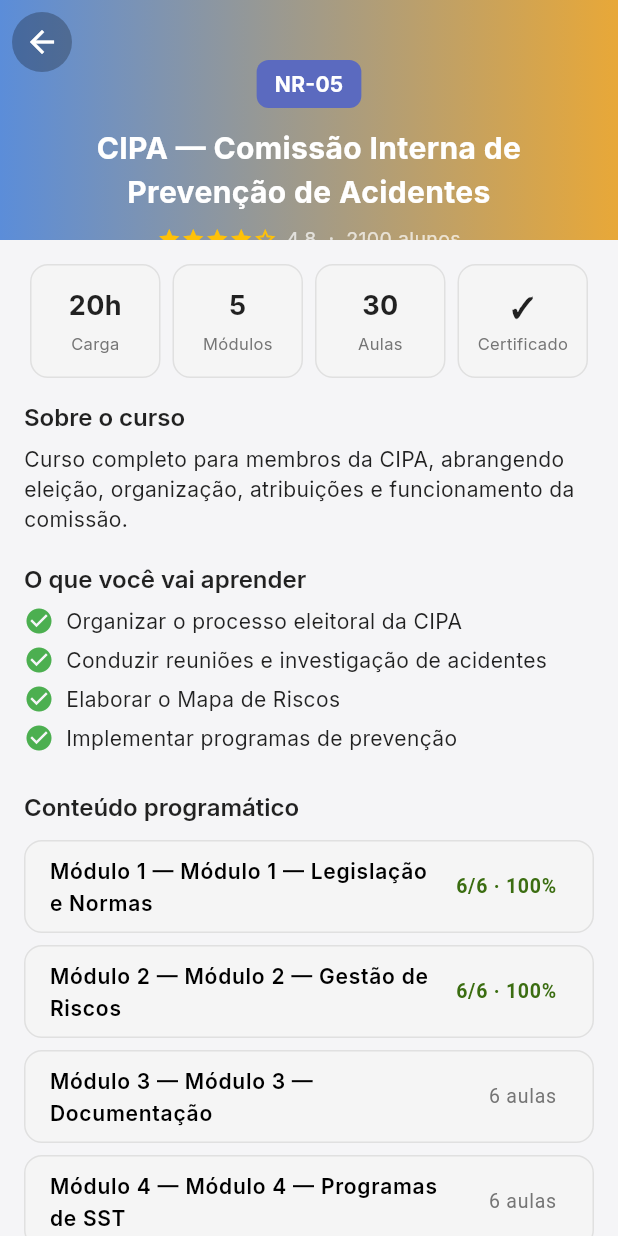
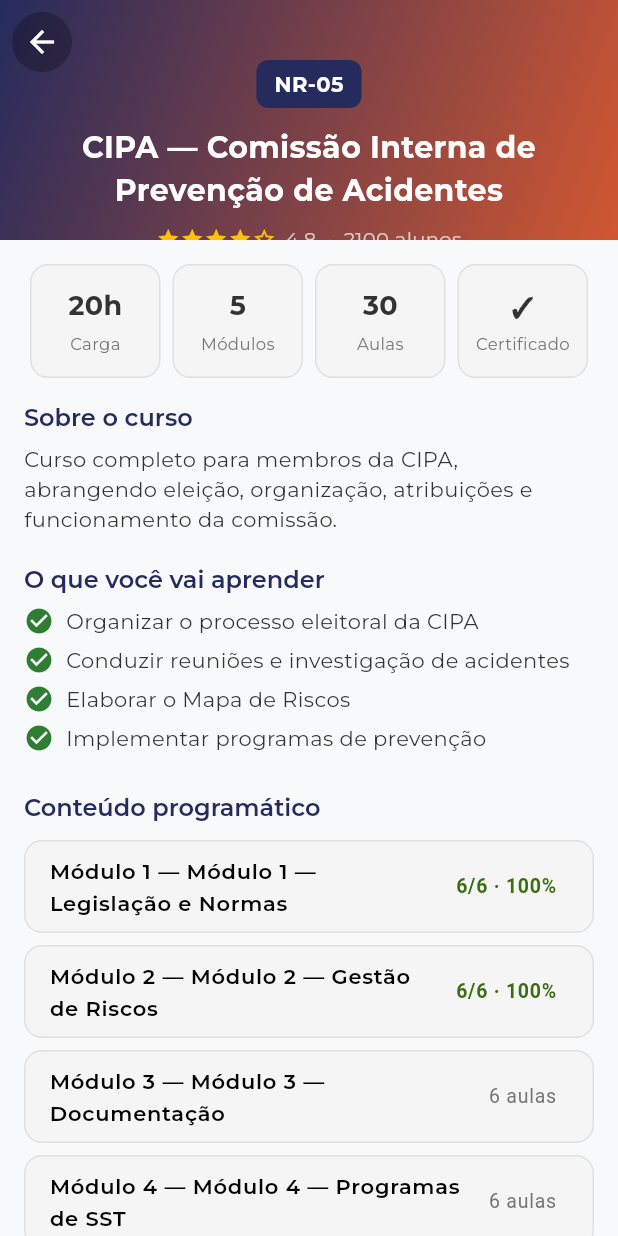
Before and after one commit to VictorPombo/CrpApp, a Flutter app: the screen it shows after launch, after a tap on the "wb sunny" icon, after a tap on "NR-05", on a phone screen of 412 x 824 dp. Run offline on Flutter 3.47's test engine with Material 3 defaults, Android fonts, the phone set to English and light mode, and no system bars; our stand-ins replace go_router, google_fonts, pdf, printing, qr_flutter, shared_preferences.

Commit message:
feat: identidade visual CRP Engenharia — polimento UI profissional
- Theme: paleta oficial CRP (#262B5D azul marinho, #D15731 laranja)
- Font: Montserrat substituindo Inter (Google Fonts)
- Splash: logo real phoenix CRP + gradient azul + loading bar laranja
- Branding: favicon oficial, manifest, title 'Cursos CRP Engenharia'
- AppLayout helper: ConstrainedBox 1200px para desktop consistency
- Dark theme: tons azul marinho coerentes com a marca
- Gradients: azul→laranja em headers e cards de curso

```diff
--- a/lib/core/theme/app_theme.dart
+++ b/lib/core/theme/app_theme.dart
@@ -2,45 +2,93 @@ import 'package:flutter/material.dart';
 import 'package:google_fonts/google_fonts.dart';
 
 /// Design System — CRP Cursos
-/// Cores, tipografia e tokens visuais do aplicativo.
+/// Identidade visual oficial da CRP Engenharia e Medicina do Trabalho.
+/// Paleta extraída de https://www.crpengenharia.com/
 class AppColors {
-  // Brand
-  static const primary = Color(0xFF5B6ABF);
-  static const primaryLight = Color(0xFF7C8AE0);
-  static const primaryDark = Color(0xFF3F4D9E);
-  static const secondary = Color(0xFFE8A838);
-  static const secondaryLight = Color(0xFFF0C060);
-  static const secondaryDark = Color(0xFFD09020);
+  // ═══════════════════════════════════════
+  // BRAND — CRP Engenharia
+  // ═══════════════════════════════════════
+  static const primary = Color(0xFF262B5D);       // Azul marinho (headings, nav)
+  static const primaryLight = Color(0xFF3A4080);   // Azul marinho claro
+  static const primaryDark = Color(0xFF1A1E42);    // Azul marinho escuro
+  static const secondary = Color(0xFFD15731);      // Laranja CRP (CTAs, destaques)
+  static const secondaryLight = Color(0xFFDF6B4A); // Laranja claro
+  static const secondaryDark = Color(0xFFB5421F);  // Laranja escuro
+  static const accent = Color(0xFFDF4F27);         // Laranja vibrante (hover)
 
-  // Semantic
-  static const success = Color(0xFF4CAF50);
-  static const error = Color(0xFFD32F2F);
-  static const warning = Color(0xFFFFA726);
-  static const info = Color(0xFF29B6F6);
+  // ═══════════════════════════════════════
+  // SEMANTIC
+  // ═══════════════════════════════════════
+  static const success = Color(0xFF2E7D32);
+  static const error = Color(0xFFC62828);
+  static const warning = Color(0xFFF57C00);
+  static const info = Color(0xFF1565C0);
 
   // Status badges
-  static const badgeEmAndamento = Color(0xFF4CAF50);
-  static const badgeConcluido = Color(0xFF2196F3);
-  static const badgeNaoIniciado = Color(0xFFE53935);
+  static const badgeEmAndamento = Color(0xFF2E7D32);
+  static const badgeConcluido = Color(0xFF1565C0);
+  static const badgeNaoIniciado = Color(0xFFD15731);
 
-  // Dark theme
-  static const darkBg = Color(0xFF0F0F0F);
-  static const darkSurface = Color(0xFF1A1A1A);
-  static const darkCard = Color(0xFF222222);
-  static const darkDivider = Color(0xFF333333);
+  // ═══════════════════════════════════════
+  // DARK THEME
+  // ═══════════════════════════════════════
+  static const darkBg = Color(0xFF0D0F1A);
+  static const darkSurface = Color(0xFF151828);
+  static const darkCard = Color(0xFF1C2035);
+  static const darkDivider = Color(0xFF2A2E45);
 
-  // Light theme
-  static const lightBg = Color(0xFFF5F5F7);
+  // ═══════════════════════════════════════
+  // LIGHT THEME
+  // ═══════════════════════════════════════
+  static const lightBg = Color(0xFFF8F9FA);
   static const lightSurface = Color(0xFFFFFFFF);
   static const lightCard = Color(0xFFFFFFFF);
+  static const lightDivider = Color(0xFFE8E8E8);
 
-  // Gradient (brand header)
-  static const gradientStart = Color(0xFF5B8DD9);
-  static const gradientEnd = Color(0xFFE8A838);
+  // Text colors
+  static const textDark = Color(0xFF262B5D);      // Headings (azul marinho)
+  static const textBody = Color(0xFF333333);       // Body text
+  static const textMuted = Color(0xFF6B7280);      // Muted/secondary text
+
+  // ═══════════════════════════════════════
+  // GRADIENTS
+  // ═══════════════════════════════════════
+  static const gradientStart = Color(0xFF262B5D);
+  static const gradientEnd = Color(0xFFD15731);
 
   static const brandGradient = LinearGradient(
+    begin: Alignment.topLeft,
+    end: Alignment.bottomRight,
     colors: [gradientStart, gradientEnd],
   );
+
+  static const headerGradient = LinearGradient(
+    begin: Alignment.topLeft,
+    end: Alignment.bottomRight,
+    colors: [
+      Color(0xFF1A1E42),
+      Color(0xFF262B5D),
+      Color(0xFF323875),
+    ],
+  );
+}
+
+/// Layout constants
+class AppLayout {
+  static const double maxContentWidth = 1200;
+  static const double mobileBreakpoint = 600;
+  static const double tabletBreakpoint = 900;
+  static const double horizontalPadding = 16;
+
+  /// Wrap content in centered ConstrainedBox for consistent layout
+  static Widget constrained({required Widget child, double? maxWidth}) {
+    return Center(
+      child: ConstrainedBox(
+        constraints: BoxConstraints(maxWidth: maxWidth ?? maxContentWidth),
+        child: child,
+      ),
+    );
+  }
 }
 
 class AppTheme {
@@ -52,6 +100,8 @@ class AppTheme {
           secondary: AppColors.secondary,
           surface: AppColors.darkSurface,
           error: AppColors.error,
+          onPrimary: Colors.white,
+          onSecondary: Colors.white,
         ),
         cardColor: AppColors.darkCard,
         dividerColor: AppColors.darkDivider,
@@ -60,35 +110,46 @@ class AppTheme {
           backgroundColor: AppColors.darkSurface,
           elevation: 0,
           centerTitle: true,
+          titleTextStyle: TextStyle(
+            fontFamily: 'Montserrat',
+            fontSize: 18,
+            fontWeight: FontWeight.w600,
+            color: Colors.white,
+          ),
         ),
         bottomNavigationBarTheme: const BottomNavigationBarThemeData(
           backgroundColor: AppColors.darkSurface,
-          selectedItemColor: AppColors.primary,
+          selectedItemColor: AppColors.secondary,
           unselectedItemColor: Colors.grey,
         ),
         elevatedButtonTheme: ElevatedButtonThemeData(
           style: ElevatedButton.styleFrom(
-            backgroundColor: AppColors.primary,
+            backgroundColor: AppColors.secondary,
             foregroundColor: Colors.white,
             padding: const EdgeInsets.symmetric(horizontal: 24, vertical: 14),
             shape: RoundedRectangleBorder(
-              borderRadius: BorderRadius.circular(12),
+              borderRadius: BorderRadius.circular(10),
+            ),
+            textStyle: const TextStyle(
+              fontFamily: 'Montserrat',
+              fontWeight: FontWeight.w600,
+              fontSize: 14,
             ),
           ),
         ),
         outlinedButtonTheme: OutlinedButtonThemeData(
           style: OutlinedButton.styleFrom(
-            foregroundColor: AppColors.primary,
-            side: const BorderSide(color: AppColors.primary),
+            foregroundColor: AppColors.secondary,
+            side: const BorderSide(color: AppColors.secondary),
             padding: const EdgeInsets.symmetric(horizontal: 24, vertical: 14),
             shape: RoundedRectangleBorder(
-              borderRadius: BorderRadius.circular(12),
+              borderRadius: BorderRadius.circular(10),
             ),
           ),
         ),
         chipTheme: ChipThemeData(
           backgroundColor: AppColors.darkCard,
-          selectedColor: AppColors.primary,
+          selectedColor: AppColors.secondary,
           labelStyle: const TextStyle(fontSize: 13),
           shape: RoundedRectangleBorder(
             borderRadius: BorderRadius.circular(24),
@@ -99,11 +160,19 @@ class AppTheme {
           filled: true,
           fillColor: AppColors.darkCard,
           border: OutlineInputBorder(
-            borderRadius: BorderRadius.circular(12),
+            borderRadius: BorderRadius.circular(10),
             borderSide: BorderSide.none,
+          ),
+          focusedBorder: OutlineInputBorder(
+            borderRadius: BorderRadius.circular(10),
+            borderSide: const BorderSide(color: AppColors.secondary, width: 1.5),
           ),
           contentPadding:
               const EdgeInsets.symmetric(horizontal: 16, vertical: 14),
+        ),
+        floatingActionButtonTheme: const FloatingActionButtonThemeData(
+          backgroundColor: AppColors.secondary,
+          foregroundColor: Colors.white,
         ),
       );
 
@@ -115,27 +184,43 @@ class AppTheme {
           secondary: AppColors.secondary,
           surface: AppColors.lightSurface,
           error: AppColors.error,
+          onPrimary: Colors.white,
+          onSecondary: Colors.white,
         ),
         cardColor: AppColors.lightCard,
+        dividerColor: AppColors.lightDivider,
         textTheme: _textTheme(Brightness.light),
         appBarTheme: const AppBarTheme(
           backgroundColor: AppColors.lightSurface,
           elevation: 0,
           centerTitle: true,
-          foregroundColor: Colors.black87,
+          foregroundColor: AppColors.textDark,
+          titleTextStyle: TextStyle(
+            fontFamily: 'Montserrat',
+            fontSize: 18,
+            fontWeight: FontWeight.w600,
+            color: AppColors.textDark,
+          ),
         ),
         bottomNavigationBarTheme: const BottomNavigationBarThemeData(
           backgroundColor: AppColors.lightSurface,
-          selectedItemColor: AppColors.primary,
-          unselectedItemColor: Colors.grey,
+          selectedItemColor: AppColors.secondary,
+          unselectedItemColor: Color(0xFF9CA3AF),
+          elevation: 8,
         ),
         elevatedButtonTheme: ElevatedButtonThemeData(
           style: ElevatedButton.styleFrom(
-            backgroundColor: AppColors.primary,
+            backgroundColor: AppColors.secondary,
             foregroundColor: Colors.white,
             padding: const EdgeInsets.symmetric(horizontal: 24, vertical: 14),
+            elevation: 0,
             shape: RoundedRectangleBorder(
-              borderRadius: BorderRadius.circular(12),
+              borderRadius: BorderRadius.circular(10),
+            ),
+            textStyle: const TextStyle(
+              fontFamily: 'Montserrat',
+              fontWeight: FontWeight.w600,
+              fontSize: 14,
             ),
           ),
         ),
@@ -145,13 +230,13 @@ class AppTheme {
             side: const BorderSide(color: AppColors.primary),
             padding: const EdgeInsets.symmetric(horizontal: 24, vertical: 14),
             shape: RoundedRectangleBorder(
-              borderRadius: BorderRadius.circular(12),
+              borderRadius: BorderRadius.circular(10),
             ),
           ),
         ),
         chipTheme: ChipThemeData(
-          backgroundColor: Colors.grey[100],
-          selectedColor: AppColors.primary,
+          backgroundColor: const Color(0xFFF0F1F5),
+          selectedColor: AppColors.secondary,
           labelStyle: const TextStyle(fontSize: 13),
           shape: RoundedRectangleBorder(
             borderRadius: BorderRadius.circular(24),
@@ -159,20 +244,30 @@ class AppTheme {
         ),
         inputDecorationTheme: InputDecorationTheme(
           filled: true,
-          fillColor: Colors.grey[100],
+          fillColor: const Color(0xFFF0F1F5),
           border: OutlineInputBorder(
-            borderRadius: BorderRadius.circular(12),
+            borderRadius: BorderRadius.circular(10),
             borderSide: BorderSide.none,
+          ),
+          focusedBorder: OutlineInputBorder(
+            borderRadius: BorderRadius.circular(10),
+            borderSide: const BorderSide(color: AppColors.secondary, width: 1.5),
           ),
           contentPadding:
               const EdgeInsets.symmetric(horizontal: 16, vertical: 14),
+        ),
+        floatingActionButtonTheme: const FloatingActionButtonThemeData(
+          backgroundColor: AppColors.secondary,
+          foregroundColor: Colors.white,
         ),
       );
 
   static TextTheme _textTheme(Brightness brightness) {
     final color =
-        brightness == Brightness.dark ? Colors.white : Colors.black87;
-    return GoogleFonts.interTextTheme(
+        brightness == Brightness.dark ? Colors.white : AppColors.textDark;
+    final bodyColor =
+        brightness == Brightness.dark ? Colors.white : AppColors.textBody;
+    return GoogleFonts.montserratTextTheme(
       TextTheme(
         headlineLarge:
             TextStyle(fontSize: 28, fontWeight: FontWeight.bold, color: color),
@@ -184,10 +279,10 @@ class AppTheme {
             TextStyle(fontSize: 16, fontWeight: FontWeight.w600, color: color),
         titleMedium:
             TextStyle(fontSize: 14, fontWeight: FontWeight.w600, color: color),
-        bodyLarge: TextStyle(fontSize: 16, color: color),
-        bodyMedium: TextStyle(fontSize: 14, color: color),
+        bodyLarge: TextStyle(fontSize: 16, color: bodyColor),
+        bodyMedium: TextStyle(fontSize: 14, color: bodyColor),
         bodySmall:
-            TextStyle(fontSize: 12, color: color.withValues(alpha: 0.7)),
+            TextStyle(fontSize: 12, color: bodyColor.withValues(alpha: 0.7)),
         labelLarge: TextStyle(
             fontSize: 14, fontWeight: FontWeight.w600, color: color),
       ),
--- a/lib/main.dart
+++ b/lib/main.dart
@@ -161,7 +161,7 @@ class _CrpAppState extends State<CrpApp> {
       valueListenable: ThemeService.notifier,
       builder: (context, themeMode, _) {
         return MaterialApp.router(
-          title: 'CRP Cursos',
+          title: 'Cursos CRP Engenharia',
           debugShowCheckedModeBanner: false,
           routerConfig: _router,
           theme: AppTheme.light,
--- a/lib/screens/splash_screen.dart
+++ b/lib/screens/splash_screen.dart
@@ -3,7 +3,7 @@ import 'package:go_router/go_router.dart';
 import '../core/theme/app_theme.dart';
 import '../providers/auth_service.dart';
 
-/// Splash screen com animação fade+scale e verificação de autenticação.
+/// Splash screen com animação fade+scale usando logo real CRP Engenharia.
 /// Exibida apenas na abertura do app, nunca ao navegar entre telas.
 class SplashScreen extends StatefulWidget {
   const SplashScreen({super.key});
@@ -18,12 +18,13 @@ class _SplashScreenState extends State<SplashScreen>
   late Animation<double> _fadeAnim;
   late Animation<double> _scaleAnim;
   late Animation<double> _subtitleFadeAnim;
+  late Animation<double> _shimmerAnim;
 
   @override
   void initState() {
     super.initState();
     _animController = AnimationController(
-      duration: const Duration(milliseconds: 1200),
+      duration: const Duration(milliseconds: 1500),
       vsync: this,
     );
 
@@ -31,21 +32,29 @@ class _SplashScreenState extends State<SplashScreen>
     _fadeAnim = Tween<double>(begin: 0, end: 1).animate(
       CurvedAnimation(
         parent: _animController,
-        curve: const Interval(0, 0.6, curve: Curves.easeIn),
+        curve: const Interval(0, 0.5, curve: Curves.easeIn),
       ),
     );
-    _scaleAnim = Tween<double>(begin: 0.8, end: 1.0).animate(
+    _scaleAnim = Tween<double>(begin: 0.7, end: 1.0).animate(
       CurvedAnimation(
         parent: _animController,
-        curve: const Interval(0, 0.6, curve: Curves.easeOutBack),
+        curve: const Interval(0, 0.5, curve: Curves.easeOutBack),
       ),
     );
 
-    // Subtítulo: atraso para aparecer depois do logo
+    // Subtítulo e loading: atraso para aparecer depois do logo
     _subtitleFadeAnim = Tween<double>(begin: 0, end: 1).animate(
       CurvedAnimation(
         parent: _animController,
-        curve: const Interval(0.5, 1.0, curve: Curves.easeIn),
+        curve: const Interval(0.4, 0.8, curve: Curves.easeIn),
+      ),
+    );
+
+    // Shimmer line
+    _shimmerAnim = Tween<double>(begin: 0, end: 1).animate(
+      CurvedAnimation(
+        parent: _animController,
+        curve: const Interval(0.6, 1.0, curve: Curves.easeInOut),
       ),
     );
 
@@ -55,15 +64,11 @@ class _SplashScreenState extends State<SplashScreen>
 
   Future<void> _navigate() async {
     // Esperar animação + breve pausa
-    await Future.delayed(const Duration(milliseconds: 2200));
+    await Future.delayed(const Duration(milliseconds: 2500));
     if (!mounted) return;
 
     // Auth já foi restaurada no main() antes do runApp
-    if (AuthService.isAuthenticated) {
     context.go('/home');
-    } else {
-      context.go('/home');
-    }
   }
 
   @override
@@ -80,12 +85,12 @@ class _SplashScreenState extends State<SplashScreen>
         height: double.infinity,
         decoration: const BoxDecoration(
           gradient: LinearGradient(
-            begin: Alignment.topLeft,
-            end: Alignment.bottomRight,
+            begin: Alignment.topCenter,
+            end: Alignment.bottomCenter,
             colors: [
-              Color(0xFF0F1A2E),
-              Color(0xFF1A2D4D),
-              Color(0xFF0F1A2E),
+              Color(0xFF1A1E42),  // Azul marinho escuro
+              Color(0xFF262B5D),  // Azul marinho CRP
+              Color(0xFF1A1E42),  // Azul marinho escuro
             ],
           ),
         ),
@@ -93,87 +98,79 @@ class _SplashScreenState extends State<SplashScreen>
           child: Column(
             mainAxisAlignment: MainAxisAlignment.center,
             children: [
-              // Logo animado
+              // Logo real CRP Engenharia
               FadeTransition(
                 opacity: _fadeAnim,
                 child: ScaleTransition(
                   scale: _scaleAnim,
                   child: Container(
-                    width: 100,
-                    height: 100,
+                    width: 160,
+                    height: 160,
+                    padding: const EdgeInsets.all(16),
                     decoration: BoxDecoration(
-                      gradient: LinearGradient(
-                        begin: Alignment.topLeft,
-                        end: Alignment.bottomRight,
-                        colors: [
-                          AppColors.primary.withValues(alpha: 0.9),
-                          AppColors.secondary.withValues(alpha: 0.7),
-                        ],
-                      ),
-                      borderRadius: BorderRadius.circular(24),
+                      color: Colors.white,
+                      borderRadius: BorderRadius.circular(28),
                       boxShadow: [
                         BoxShadow(
-                          color: AppColors.primary.withValues(alpha: 0.4),
-                          blurRadius: 30,
-                          offset: const Offset(0, 8),
+                          color: AppColors.secondary.withValues(alpha: 0.3),
+                          blurRadius: 40,
+                          offset: const Offset(0, 12),
                         ),
                       ],
                     ),
-                    child: const Center(
-                      child: Text(
-                        'CRP',
-                        style: TextStyle(
-                          fontSize: 32,
-                          fontWeight: FontWeight.w800,
-                          color: Colors.white,
-                          letterSpacing: 2,
+                    child: Image.asset(
+                      'assets/images/crp_logo.png',
+                      fit: BoxFit.contain,
                     ),
                   ),
                 ),
               ),
+              const SizedBox(height: 32),
+
+              // Nome do app
+              FadeTransition(
+                opacity: _subtitleFadeAnim,
+                child: const Column(
+                  children: [
+                    Text(
+                      'CRP Engenharia',
+                      style: TextStyle(
+                        fontSize: 24,
+                        fontWeight: FontWeight.w700,
+                        color: Colors.white,
+                        letterSpacing: 1.5,
+                        fontFamily: 'Montserrat',
                       ),
                     ),
-              const SizedBox(height: 20),
-
-              // Nome da empresa
-              FadeTransition(
-                opacity: _fadeAnim,
-                child: const Text(
-                  'Engenharia',
-                  style: TextStyle(
-                    fontSize: 22,
-                    fontWeight: FontWeight.w300,
-                    color: Colors.white,
-                    letterSpacing: 4,
-                  ),
-                ),
-              ),
-              const SizedBox(height: 8),
-
-              // Subtítulo com delay
-              FadeTransition(
-                opacity: _subtitleFadeAnim,
-                child: Text(
+                    SizedBox(height: 6),
+                    Text(
                       'Cursos & Treinamentos NR',
                       style: TextStyle(
                         fontSize: 13,
-                    color: Colors.white.withValues(alpha: 0.5),
+                        fontWeight: FontWeight.w400,
+                        color: Color(0xAAFFFFFF),
                         letterSpacing: 1,
+                        fontFamily: 'Montserrat',
                       ),
+                    ),
+                  ],
                 ),
               ),
               const SizedBox(height: 48),
 
-              // Loading indicator sutil
+              // Loading bar com cores CRP
               FadeTransition(
-                opacity: _subtitleFadeAnim,
+                opacity: _shimmerAnim,
                 child: SizedBox(
-                  width: 24,
-                  height: 24,
-                  child: CircularProgressIndicator(
-                    strokeWidth: 2,
+                  width: 120,
+                  child: ClipRRect(
+                    borderRadius: BorderRadius.circular(4),
+                    child: const LinearProgressIndicator(
+                      minHeight: 3,
+                      backgroundColor: Color(0x33FFFFFF),
                       valueColor: AlwaysStoppedAnimation<Color>(
-                      Colors.white.withValues(alpha: 0.3),
+                        AppColors.secondary,
+                      ),
                     ),
                   ),
                 ),
--- a/pubspec.yaml
+++ b/pubspec.yaml
@@ -73,6 +73,7 @@ flutter:
   #   - images/a_dot_ham.jpeg
   assets:
     - assets/mock_data/courses.json
+    - assets/images/
   # An image asset can refer to one or more resolution-specific "variants", see
   # https://flutter.dev/to/resolution-aware-images
 
```
Also changed, not shown: assets/images/crp_logo.png (added), 3 other files. Lines whose indentation alone changed are shown as unchanged.
